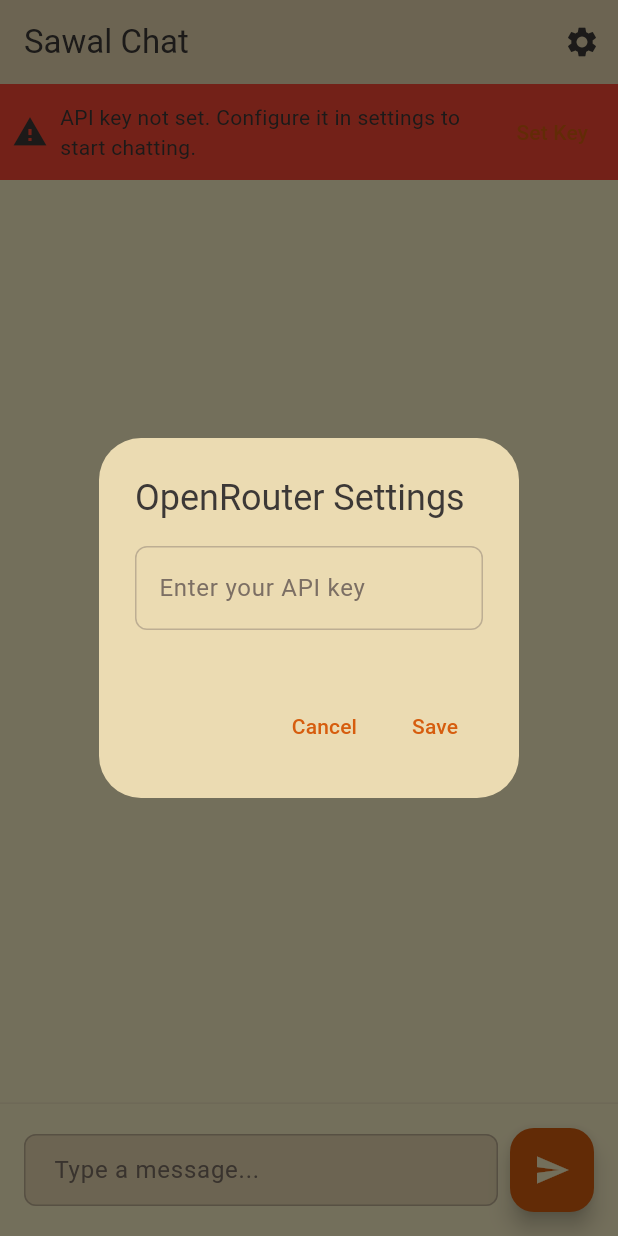
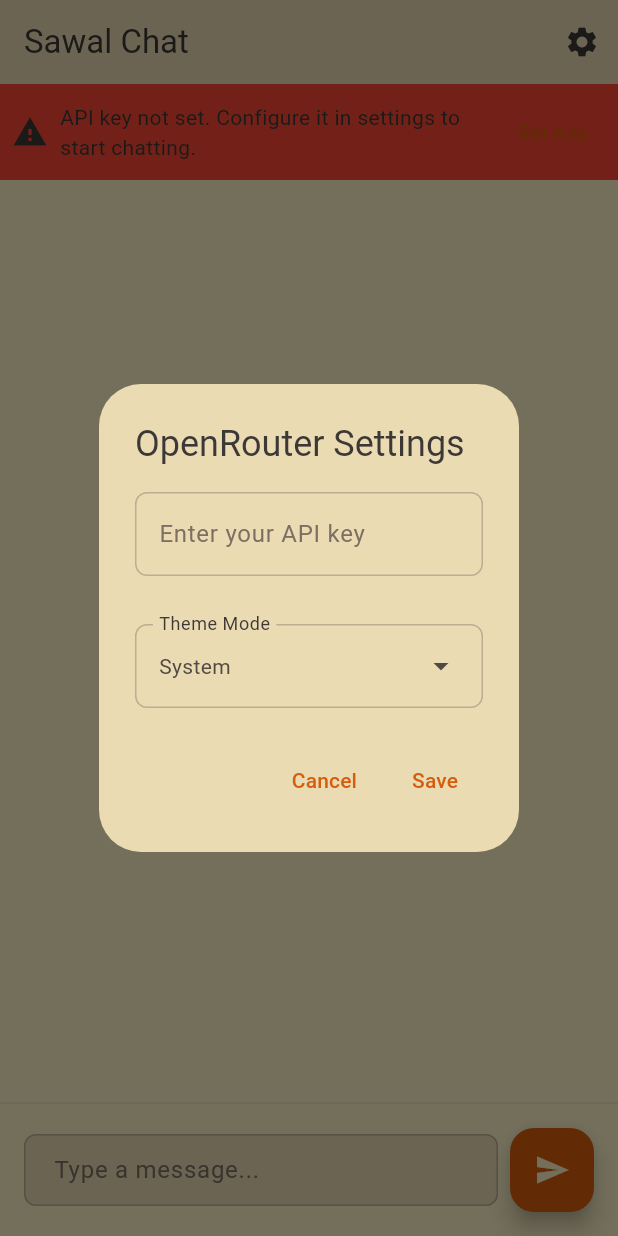
Before and after one commit to abdushakoor12/sawal, a Flutter app: the screen it shows after launch, after a tap on "Set Key", on a phone screen of 412 x 824 dp. Run offline on Flutter 3.47's test engine with Material 3 defaults, Android fonts, the phone set to English and light mode, and no system bars; our stand-ins replace shared_preferences.

Commit message:
Add theme mode switching with persistence

```diff
--- a/lib/data/preferences_service.dart
+++ b/lib/data/preferences_service.dart
@@ -3,6 +3,7 @@
 class PreferencesService {
   static const String _apiKeyKey = 'openrouter_api_key';
   static const String _selectedModelKey = 'selected_model';
+  static const String _themeModeKey = 'theme_mode';
 
   Future<void> saveApiKey(String apiKey) async {
     final prefs = await SharedPreferences.getInstance();
@@ -23,4 +24,14 @@
     final prefs = await SharedPreferences.getInstance();
     return prefs.getString(_selectedModelKey);
   }
+
+  Future<void> saveThemeMode(String themeMode) async {
+    final prefs = await SharedPreferences.getInstance();
+    await prefs.setString(_themeModeKey, themeMode);
+  }
+
+  Future<String?> getThemeMode() async {
+    final prefs = await SharedPreferences.getInstance();
+    return prefs.getString(_themeModeKey);
+  }
 }
--- a/lib/main.dart
+++ b/lib/main.dart
@@ -1,13 +1,48 @@
 import 'package:flutter/material.dart';
 import 'theme/gruvbox.dart';
 import 'screens/home_page.dart';
+import 'data/preferences_service.dart';
 
 void main() {
   runApp(const MyApp());
 }
 
-class MyApp extends StatelessWidget {
+class MyApp extends StatefulWidget {
   const MyApp({super.key});
+
+  @override
+  State<MyApp> createState() => _MyAppState();
+}
+
+class _MyAppState extends State<MyApp> {
+  late PreferencesService _prefs;
+  ThemeMode _themeMode = ThemeMode.system;
+
+  @override
+  void initState() {
+    super.initState();
+    _prefs = PreferencesService();
+    _loadThemeMode();
+  }
+
+  void _loadThemeMode() async {
+    final themeModeString = await _prefs.getThemeMode();
+    if (themeModeString != null) {
+      setState(() {
+        _themeMode = ThemeMode.values.firstWhere(
+          (mode) => mode.name == themeModeString,
+          orElse: () => ThemeMode.system,
+        );
+      });
+    }
+  }
+
+  void _changeThemeMode(ThemeMode mode) async {
+    await _prefs.saveThemeMode(mode.name);
+    setState(() {
+      _themeMode = mode;
+    });
+  }
 
   @override
   Widget build(BuildContext context) {
@@ -15,8 +50,12 @@
       title: 'Sawal Chat',
       theme: GruvboxTheme.light(),
       darkTheme: GruvboxTheme.dark(),
-      themeMode: ThemeMode.system,
-      home: const MyHomePage(title: 'Sawal Chat'),
+      themeMode: _themeMode,
+      home: MyHomePage(
+        title: 'Sawal Chat',
+        onThemeChanged: _changeThemeMode,
+        currentThemeMode: _themeMode,
+      ),
     );
   }
 }
--- a/lib/screens/home_page.dart
+++ b/lib/screens/home_page.dart
@@ -7,9 +7,16 @@
 import '../widgets/typing_indicator.dart';
 
 class MyHomePage extends StatefulWidget {
-  const MyHomePage({super.key, required this.title});
+  const MyHomePage({
+    super.key,
+    required this.title,
+    required this.onThemeChanged,
+    required this.currentThemeMode,
+  });
 
   final String title;
+  final Function(ThemeMode) onThemeChanged;
+  final ThemeMode currentThemeMode;
 
   @override
   State<MyHomePage> createState() => _MyHomePageState();
@@ -148,6 +155,7 @@
         selectedModel: _selectedModel,
         availableModels: _availableModels,
         isLoadingModels: _isLoadingModels,
+        currentThemeMode: widget.currentThemeMode,
         onApiKeyChanged: (key) async {
           await _prefs.saveApiKey(key);
           setState(() {
@@ -171,6 +179,7 @@
             _selectedModel = model;
           });
         },
+        onThemeChanged: widget.onThemeChanged,
       ),
     );
   }
--- a/lib/widgets/settings_dialog.dart
+++ b/lib/widgets/settings_dialog.dart
@@ -5,8 +5,10 @@
   final String? selectedModel;
   final List<Map<String, dynamic>> availableModels;
   final bool isLoadingModels;
+  final ThemeMode currentThemeMode;
   final Function(String) onApiKeyChanged;
   final Function(String) onModelChanged;
+  final Function(ThemeMode) onThemeChanged;
 
   const SettingsDialog({
     super.key,
@@ -14,8 +16,10 @@
     this.selectedModel,
     required this.availableModels,
     required this.isLoadingModels,
+    required this.currentThemeMode,
     required this.onApiKeyChanged,
     required this.onModelChanged,
+    required this.onThemeChanged,
   });
 
   @override
@@ -25,12 +29,14 @@
 class _SettingsDialogState extends State<SettingsDialog> {
   late TextEditingController _apiKeyController;
   late String? _selectedModel;
+  late ThemeMode _selectedThemeMode;
 
   @override
   void initState() {
     super.initState();
     _apiKeyController = TextEditingController(text: widget.apiKey ?? '');
     _selectedModel = widget.selectedModel;
+    _selectedThemeMode = widget.currentThemeMode;
   }
 
   @override
@@ -88,7 +94,24 @@
                 SizedBox(width: 8),
                 Text('Loading models...'),
               ],
-            )
+            ),
+          const SizedBox(height: 16),
+          InkWell(
+            onTap: () => _showThemeModeSelectionDialog(context),
+            child: InputDecorator(
+              decoration: const InputDecoration(
+                labelText: 'Theme Mode',
+                border: OutlineInputBorder(),
+              ),
+              child: Row(
+                mainAxisAlignment: MainAxisAlignment.spaceBetween,
+                children: [
+                  Text(_getThemeModeDisplayName(_selectedThemeMode)),
+                  const Icon(Icons.arrow_drop_down),
+                ],
+              ),
+            ),
+          ),
         ],
       ),
       actions: [
@@ -105,6 +128,7 @@
             if (_selectedModel != null) {
               widget.onModelChanged(_selectedModel!);
             }
+            widget.onThemeChanged(_selectedThemeMode);
             Navigator.pop(context);
           },
           child: const Text('Save'),
@@ -176,4 +200,43 @@
       ),
     );
   }
+
+  String _getThemeModeDisplayName(ThemeMode mode) {
+    switch (mode) {
+      case ThemeMode.light:
+        return 'Light';
+      case ThemeMode.dark:
+        return 'Dark';
+      case ThemeMode.system:
+        return 'System';
+    }
+  }
+
+  void _showThemeModeSelectionDialog(BuildContext parentContext) {
+    showDialog(
+      context: parentContext,
+      builder: (dialogContext) => AlertDialog(
+        title: const Text('Select Theme Mode'),
+        content: Column(
+          mainAxisSize: MainAxisSize.min,
+          children: ThemeMode.values.map((mode) => ListTile(
+            title: Text(_getThemeModeDisplayName(mode)),
+            trailing: _selectedThemeMode == mode ? const Icon(Icons.check) : null,
+            onTap: () {
+              setState(() {
+                _selectedThemeMode = mode;
+              });
+              Navigator.pop(dialogContext);
+            },
+          )).toList(),
+        ),
+        actions: [
+          TextButton(
+            onPressed: () => Navigator.pop(dialogContext),
+            child: const Text('Cancel'),
+          ),
+        ],
+      ),
+    );
+  }
 }
```
